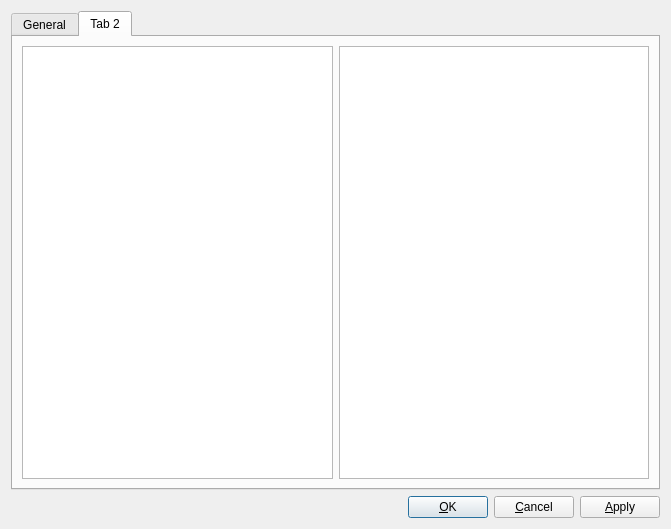
Old version of the form src/ui/preferences.ui in the repository pippijn/libgroove.
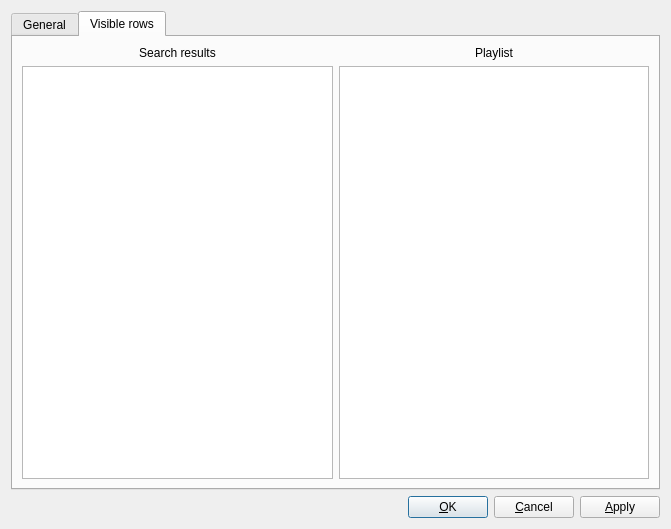
New version of the form.

Commit message: implemented selecting columns to be shown

What changed in the file:
```diff
--- a/src/ui/preferences.ui
+++ b/src/ui/preferences.ui
@@ -29,14 +29,11 @@
      </widget>
      <widget class="QWidget" name="tab_2">
       <attribute name="title">
-       <string>Tab 2</string>
+       <string>Visible rows</string>
       </attribute>
-      <layout class="QHBoxLayout" name="horizontalLayout">
-       <item>
-        <widget class="QListWidget" name="lstSearchAvailable">
-         <property name="acceptDrops">
-          <bool>true</bool>
-         </property>
+      <layout class="QGridLayout" name="gridLayout_3">
+       <item row="1" column="0">
+        <widget class="QListWidget" name="lstSearchItems">
          <property name="dragEnabled">
           <bool>true</bool>
          </property>
@@ -48,11 +45,8 @@
          </property>
         </widget>
        </item>
-       <item>
-        <widget class="QListWidget" name="lstSearchEnabled">
-         <property name="acceptDrops">
-          <bool>true</bool>
-         </property>
+       <item row="1" column="2">
+        <widget class="QListWidget" name="lstPlaylistItems">
          <property name="dragEnabled">
           <bool>true</bool>
          </property>
@@ -61,6 +55,29 @@
          </property>
          <property name="defaultDropAction">
           <enum>Qt::MoveAction</enum>
+         </property>
+         <property name="selectionMode">
+          <enum>QAbstractItemView::MultiSelection</enum>
+         </property>
+        </widget>
+       </item>
+       <item row="0" column="0">
+        <widget class="QLabel" name="label">
+         <property name="text">
+          <string>Search results</string>
+         </property>
+         <property name="alignment">
+          <set>Qt::AlignCenter</set>
+         </property>
+        </widget>
+       </item>
+       <item row="0" column="2">
+        <widget class="QLabel" name="label_2">
+         <property name="text">
+          <string>Playlist</string>
+         </property>
+         <property name="alignment">
+          <set>Qt::AlignCenter</set>
          </property>
         </widget>
        </item>
```
Left out of the diff: 68 changed lines with no effect on the pictures. The commit also changes 7 other files.
